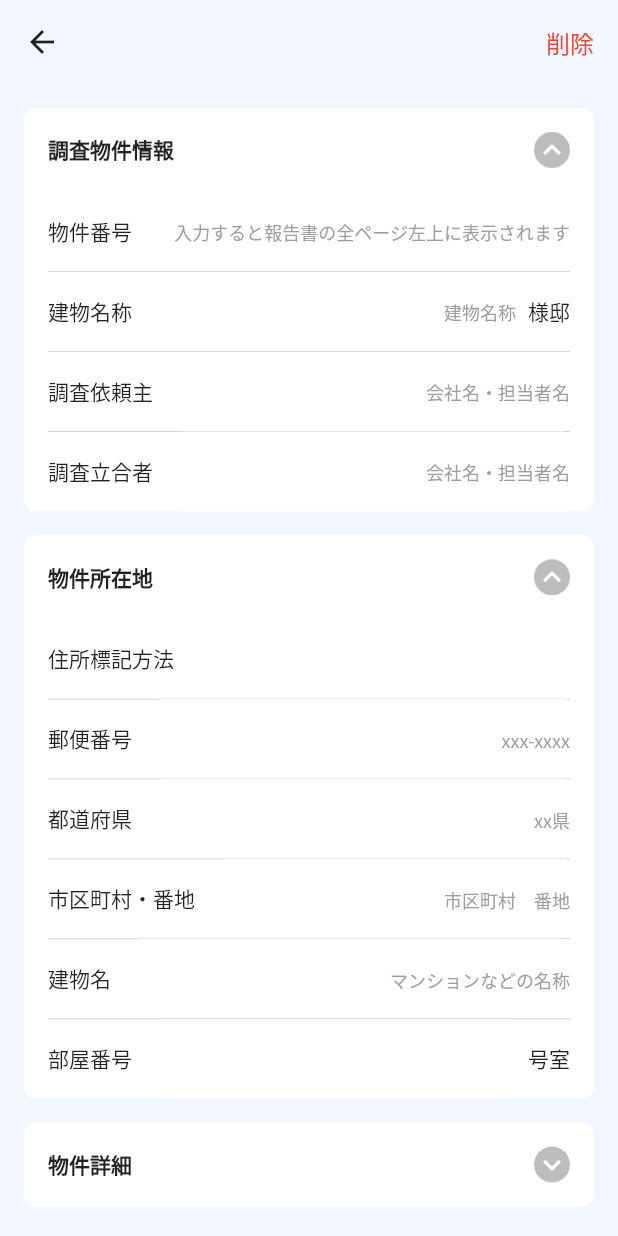
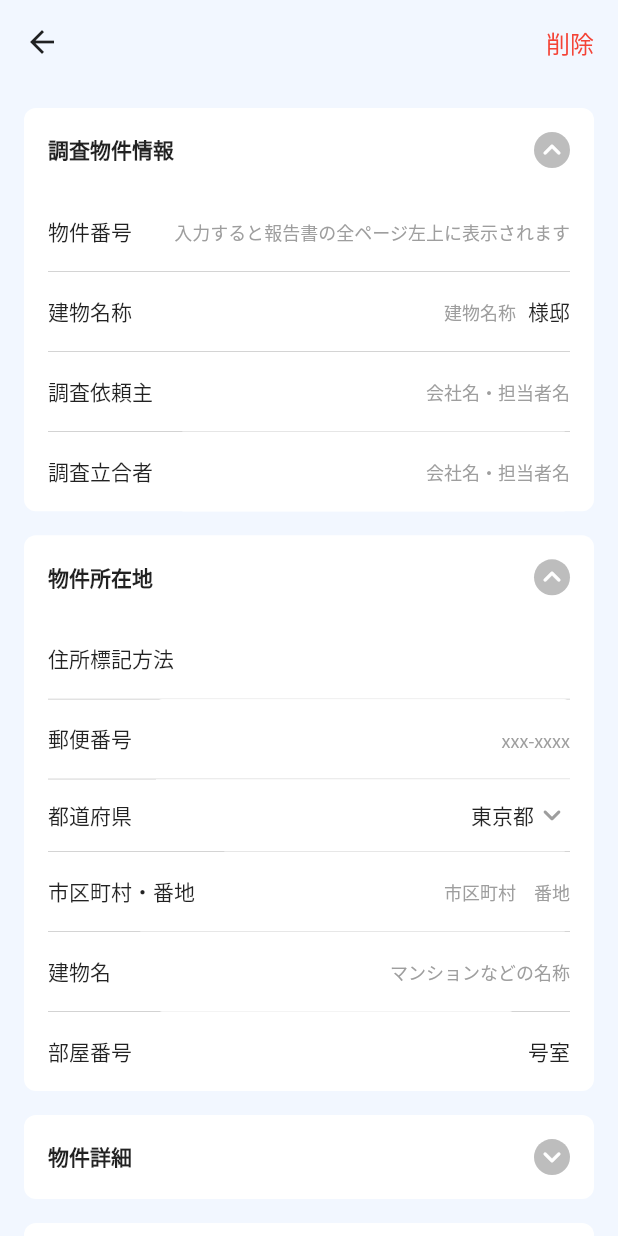
Before and after one commit to son/inspection_app, a Flutter app: the InspectionPage screen opened directly, after a tap on "調査物件情報", after a tap on "物件所在地", on a phone screen of 412 x 824 dp. Run offline on Flutter 3.47's test engine with Material 2 defaults, Android fonts, the phone set to English and light mode, and no system bars; drawn by our look-alikes of dropdown_button2; our stand-ins replace flutter_hooks, freezed_annotation, google_fonts, hooks_riverpod.

Commit message:
調査状況追加

```diff
--- a/lib/data/entities/building/building.dart
+++ b/lib/data/entities/building/building.dart
@@ -14,7 +14,7 @@ class Building with _$Building {
     @Default(0.0) double totalFloorArea,
     @Default(Floor()) Floor floor,
     @Default(Address()) Address address,
-    @Default('') String prefecture,
+    @Default('東京都') String prefecture,
     @Default('') String findings,
     DateTime? builtAt,
   }) = _Building;
--- a/lib/data/entities/prefecture/prefecture.dart
+++ b/lib/data/entities/values/prefecture.dart
@@ -1,4 +1,6 @@
-const prefectures = [
+// ignore_for_file: constant_identifier_names
+
+const PREFECTURES = [
   '北海道',
   '青森県',
   '岩手県',
--- a/lib/ui/components/dropdown_field.dart
+++ b/lib/ui/components/dropdown_field.dart
@@ -9,11 +9,15 @@ class DropdownField<T> extends StatelessWidget {
     required this.value,
     required this.all,
     required this.onSelect,
+    this.leftText = '',
+    this.rightText = '',
   });
 
   final SelectionItem<T> value;
   final List<SelectionItem<T>> all;
   final Function(T) onSelect;
+  final String leftText;
+  final String rightText;
 
   @override
   Widget build(BuildContext context) {
@@ -56,12 +60,12 @@ class DropdownField<T> extends StatelessWidget {
           selectedMenuItemBuilder: (context, widget) {
             return Column(
               children: [
-                Container(
-                  padding: const EdgeInsets.symmetric(horizontal: 16),
-                  height: 0.3,
-                  width: double.infinity,
-                  color: Colors.grey,
-                ),
+                if (value != all.first)
+                  Container(
+                    margin: const EdgeInsets.symmetric(horizontal: 16),
+                    height: 1,
+                    color: Colors.grey,
+                  ),
                 Padding(
                   padding: const EdgeInsets.symmetric(
                     vertical: 12,
@@ -70,9 +74,9 @@ class DropdownField<T> extends StatelessWidget {
                   child: Row(
                     children: [
                       const Icon(
-                        Icons.check,
+                        Icons.check_rounded,
                         color: Colors.black87,
-                        size: 24,
+                        size: 20,
                       ),
                       const SizedBox(width: 8),
                       Text(
@@ -92,7 +96,7 @@ class DropdownField<T> extends StatelessWidget {
                 (value) => Align(
                   alignment: Alignment.centerRight,
                   child: Text(
-                    value.name,
+                    '$leftText${value.name}$rightText',
                     style: TextStyles.n14,
                   ),
                 ),
--- a/lib/ui/components/primary_text_field.dart
+++ b/lib/ui/components/primary_text_field.dart
@@ -7,11 +7,15 @@ class PrimaryTextField extends StatelessWidget {
     required this.onChange,
     this.hintText = '',
     this.fixedText = '',
+    this.maxLines = 1,
+    this.textAlign = TextAlign.end,
   });
 
   final Function(String) onChange;
   final String hintText;
   final String fixedText;
+  final int maxLines;
+  final TextAlign textAlign;
 
   @override
   Widget build(BuildContext context) {
@@ -21,11 +25,11 @@ class PrimaryTextField extends StatelessWidget {
 
     final child = TextField(
       style: TextStyles.n14,
-      maxLines: 1,
+      maxLines: maxLines,
       minLines: 1,
       onChanged: onChange,
       cursorColor: Colors.blueAccent,
-      textAlign: TextAlign.end,
+      textAlign: textAlign,
       decoration: InputDecoration(
         hintText: hintText,
         hintStyle: TextStyles.n12.copyWith(color: Colors.grey),
--- a/lib/ui/pages/inspection/children/section_item.dart
+++ b/lib/ui/pages/inspection/children/section_item.dart
@@ -2,13 +2,33 @@ import 'package:flutter/cupertino.dart';
 import 'package:inspection_app/text_styles.dart';
 
 class SectionItem extends StatelessWidget {
-  const SectionItem({super.key, required this.title, required this.child});
+  const SectionItem({
+    super.key,
+    required this.title,
+    required this.child,
+    this.axis = Axis.horizontal,
+  });
 
   final String title;
   final Widget child;
+  final Axis axis;
 
   @override
   Widget build(BuildContext context) {
+    if (axis == Axis.vertical) {
+      return Column(
+        crossAxisAlignment: CrossAxisAlignment.start,
+        children: [
+          const SizedBox(height: 16),
+          Text(
+            title,
+            style: TextStyles.n14,
+          ),
+          child,
+        ],
+      );
+    }
+
     return Row(
       children: [
         Text(
--- a/lib/ui/pages/inspection/inspection_page.dart
+++ b/lib/ui/pages/inspection/inspection_page.dart
@@ -4,6 +4,7 @@ import 'package:hooks_riverpod/hooks_riverpod.dart';
 import 'package:inspection_app/data/entities/building/building.dart';
 import 'package:inspection_app/data/entities/inspection/inspection_overview.dart';
 import 'package:inspection_app/data/entities/selection_item/selection_item.dart';
+import 'package:inspection_app/data/entities/values/prefecture.dart';
 import 'package:inspection_app/data/providers/inspection_provider.dart';
 import 'package:inspection_app/text_styles.dart';
 import 'package:inspection_app/ui/components/dropdown_field.dart';
@@ -38,6 +39,7 @@ class InspectionPage extends HookConsumerWidget {
         ],
       ),
       body: SingleChildScrollView(
+        clipBehavior: Clip.none,
         padding: EdgeInsets.only(
           top: MediaQuery.paddingOf(context).top + kToolbarHeight + 16,
           left: 16,
@@ -99,9 +101,22 @@ class InspectionPage extends HookConsumerWidget {
                 ),
                 SectionItem(
                   title: '都道府県',
-                  child: PrimaryTextField(
-                    hintText: 'xx県',
-                    onChange: (text) {},
+                  child: DropdownField<String>(
+                    value: SelectionItem(
+                      value: inspection.overview.building.prefecture,
+                      name: inspection.overview.building.prefecture,
+                    ),
+                    all: PREFECTURES
+                        .map((value) => SelectionItem(
+                              value: value,
+                              name: value,
+                            ))
+                        .toList(),
+                    onSelect: (value) {
+                      ref
+                          .read(inspectionProvider.notifier)
+                          .updatePrefecture(value);
+                    },
                   ),
                 ),
                 SectionItem(
@@ -183,10 +198,11 @@ class InspectionPage extends HookConsumerWidget {
                   title: '階数',
                   child: Row(
                     children: [
-                      Spacer(),
+                      const Spacer(),
                       SizedBox(
                         width: 100,
                         child: DropdownField<int>(
+                          leftText: '地上 ',
                           value: SelectionItem(
                             value: inspection.overview.building.floor.ground,
                             name:
@@ -208,6 +224,7 @@ class InspectionPage extends HookConsumerWidget {
                       SizedBox(
                         width: 100,
                         child: DropdownField<int>(
+                          leftText: '地下 ',
                           value: SelectionItem(
                             value:
                                 inspection.overview.building.floor.underground,
@@ -230,7 +247,98 @@ class InspectionPage extends HookConsumerWidget {
                     ],
                   ),
                 ),
+                SectionItem(
+                  axis: Axis.vertical,
+                  title: '調査所見',
+                  child: PrimaryTextField(
+                    textAlign: TextAlign.start,
+                    maxLines: 100,
+                    onChange: (text) {},
+                  ),
+                ),
+                // TODO: 建築時期
+                // SectionItem(
+                //   title: '建築時期',
+                //   child: Row(
+                //     children: [
+                //       const Spacer(),
+                //       SizedBox(
+                //         width: 100,
+                //         child: DropdownField<int>(
+                //           rightText: '年',
+                //           value: SelectionItem(
+                //             value: inspection.overview.building.floor.ground,
+                //             name:
+                //                 '${inspection.overview.building.floor.ground} 階',
+                //           ),
+                //           all: List.generate(63, (index) => index + 1)
+                //               .map((value) => SelectionItem(
+                //                     value: value,
+                //                     name: '$value 階',
+                //                   ))
+                //               .toList(),
+                //           onSelect: (value) {
+                //             ref
+                //                 .read(inspectionProvider.notifier)
+                //                 .updateGround(value);
+                //           },
+                //         ),
+                //       ),
+                //       SizedBox(
+                //         width: 100,
+                //         child: DropdownField<int>(
+                //           value: SelectionItem(
+                //             value:
+                //                 inspection.overview.building.floor.underground,
+                //             name:
+                //                 '${inspection.overview.building.floor.underground} 月',
+                //           ),
+                //           all: List.generate(4, (index) => index)
+                //               .map((value) => SelectionItem(
+                //                     value: value,
+                //                     name: '$value 月',
+                //                   ))
+                //               .toList(),
+                //           onSelect: (value) {
+                //             ref
+                //                 .read(inspectionProvider.notifier)
+                //                 .updateUnderGround(value);
+                //           },
+                //         ),
+                //       ),
+                //     ],
+                //   ),
+                // ),
               ],
+            ),
+            const SizedBox(height: 16),
+            Section(
+              title: '調査時の状況',
+              children: [
+                SectionItem(
+                  title: '天候',
+                  child: DropdownField<Weather>(
+                    value: SelectionItem(
+                      value: inspection.overview.weather,
+                      name: inspection.overview.weather.name,
+                    ),
+                    all: Weather.values
+                        .map((value) => SelectionItem(
+                              value: value,
+                              name: value.name,
+                            ))
+                        .toList(),
+                    onSelect: (weather) {
+                      ref
+                          .read(inspectionProvider.notifier)
+                          .updateWeather(weather);
+                    },
+                  ),
+                ),
+              ],
+            ),
+            SizedBox(
+              height: MediaQuery.paddingOf(context).bottom,
             ),
           ],
         ),
```
Also changed, not shown: lib/data/entities/values/build_date.dart (added, +18 -0 lines), lib/data/providers/inspection_provider.dart (+12 -0 lines), lib/data/entities/building/building.freezed.dart, lib/data/entities/building/building.g.dart.
